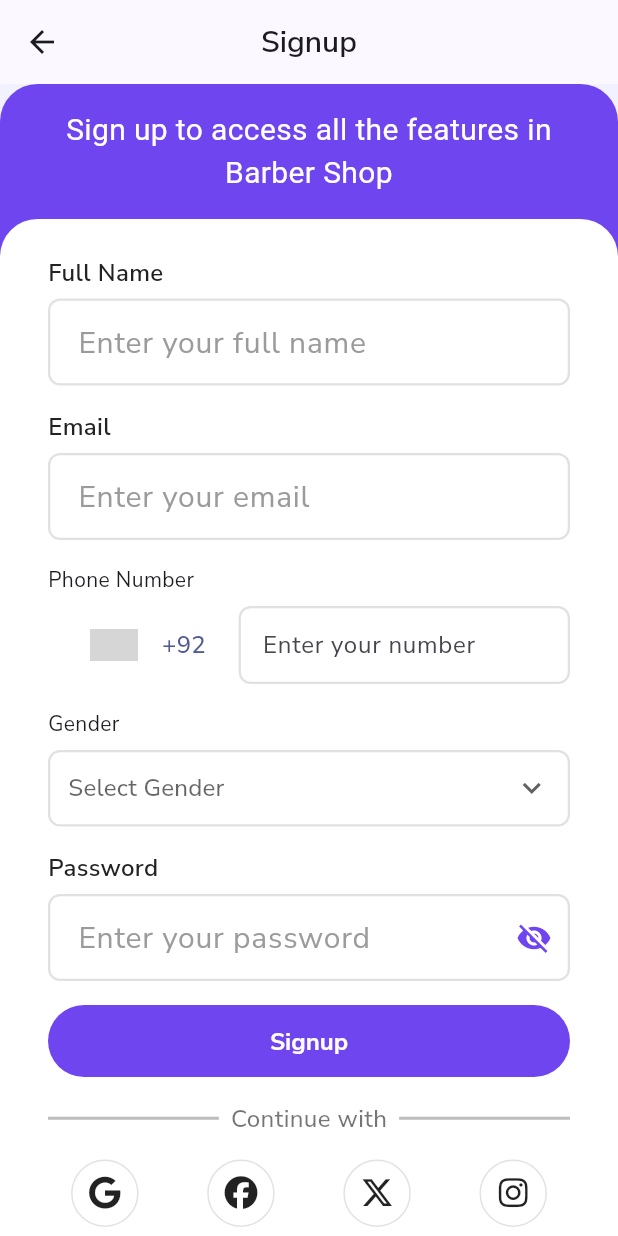
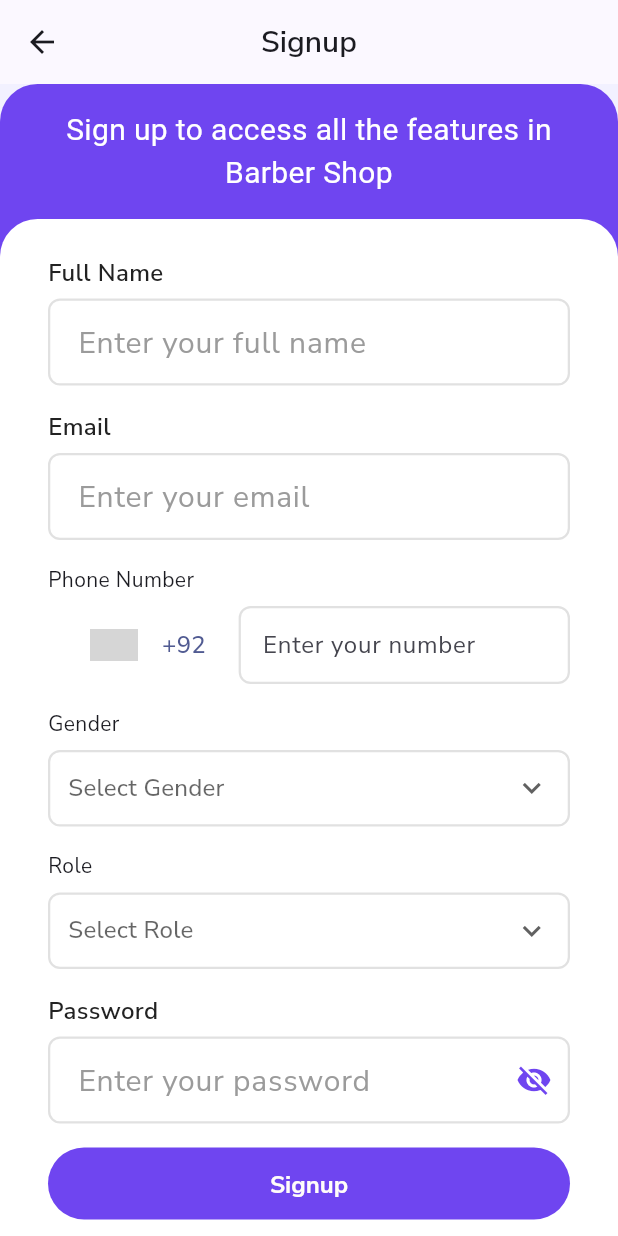
Before and after one commit to AhmadBinMasoodd/Barbar_Saloon_App, a Flutter app: the SignupScreen screen opened directly, on a phone screen of 412 x 824 dp. Run offline on Flutter 3.47's test engine with Material 3 defaults, Android fonts, the phone set to English and light mode, and no system bars; drawn by our look-alikes of country_code_picker; our stand-ins replace auto_size_text, firebase_auth, firebase_core, firebase_database, font_awesome_flutter, get and 1 more; accounts and stored records are empty; generated files the repository leaves out were written again; Roboto replaces fonts that are missing (Nunito Sans); grey boxes are pictures that could not be loaded.

Commit message:
Work on the backend connection with the firebase and signup functionality performed

```diff
--- /dev/null
+++ b/lib/controllers/signup_controller.dart
@@ -0,0 +1,6 @@
+import 'package:get/get.dart';
+
+class SignupController extends GetxController {
+  var selectedGender = ''.obs;  // RxString for gender
+  var selectedRole = ''.obs;    // RxString for role
+}
--- a/lib/widgets/labeled_dropdown.dart
+++ b/lib/widgets/labeled_dropdown.dart
@@ -1,10 +1,12 @@
 import 'package:barbar_saloon_app/config/colors.dart';
 import 'package:flutter/material.dart';
+import 'package:get/get.dart';
 
-class LabeledDropdown extends StatefulWidget {
+class LabeledDropdown extends StatelessWidget {
   final String label;
   final List<String> items;
   final String hint;
+  final RxString selectedValue; // Use RxString from GetX
   final Function(String) onChanged;
 
   const LabeledDropdown({
@@ -12,24 +14,18 @@ class LabeledDropdown extends StatefulWidget {
     required this.label,
     required this.items,
     required this.hint,
+    required this.selectedValue,
     required this.onChanged,
   });
-
-  @override
-  State<LabeledDropdown> createState() => _LabeledDropdownState();
-}
-
-class _LabeledDropdownState extends State<LabeledDropdown> {
-  String? selectedValue;
 
   @override
   Widget build(BuildContext context) {
     return Column(
       crossAxisAlignment: CrossAxisAlignment.start,
       children: [
-        Text(widget.label),
+        Text(label),
         const SizedBox(height: 8),
-        Container(
+        Obx(() => Container(
           padding: const EdgeInsets.symmetric(horizontal: 12),
           decoration: BoxDecoration(
             color: AppColors.white,
@@ -38,22 +34,23 @@ class _LabeledDropdownState extends State<LabeledDropdown> {
           ),
           child: DropdownButtonHideUnderline(
             child: DropdownButton<String>(
-              value: selectedValue,
-              hint: Text(widget.hint),
+              value: selectedValue.value == '' ? null : selectedValue.value,
+              hint: Text(hint),
               isExpanded: true,
               icon: const Icon(Icons.keyboard_arrow_down),
               onChanged: (value) {
-                setState(() {
-                  selectedValue = value;
-                });
-                widget.onChanged(value!);
+                selectedValue.value = value!; // Update RxString
+                onChanged(value); // Optional callback
               },
-              items: widget.items.map((item) {
-                return DropdownMenuItem(value: item, child: Text(item));
-              }).toList(),
+              items: items
+                  .map((item) => DropdownMenuItem(
+                value: item,
+                child: Text(item),
+              ))
+                  .toList(),
             ),
           ),
-        ),
+        )),
       ],
     );
   }
--- a/pubspec.yaml
+++ b/pubspec.yaml
@@ -16,6 +16,10 @@ dependencies:
   country_code_picker: ^3.4.1
   font_awesome_flutter: ^10.12.0
   get: ^4.7.3
+  http: ^1.6.0
+  firebase_auth: ^6.1.4
+  firebase_core: ^4.4.0
+  firebase_database: ^12.1.2
 
 dev_dependencies:
   flutter_test:
```
Also changed, not shown: lib/main.dart (+7 -1 lines), lib/screens/signup_screen.dart (+80 -7 lines), firebase.json (added), pubspec.lock, 6 other files.
